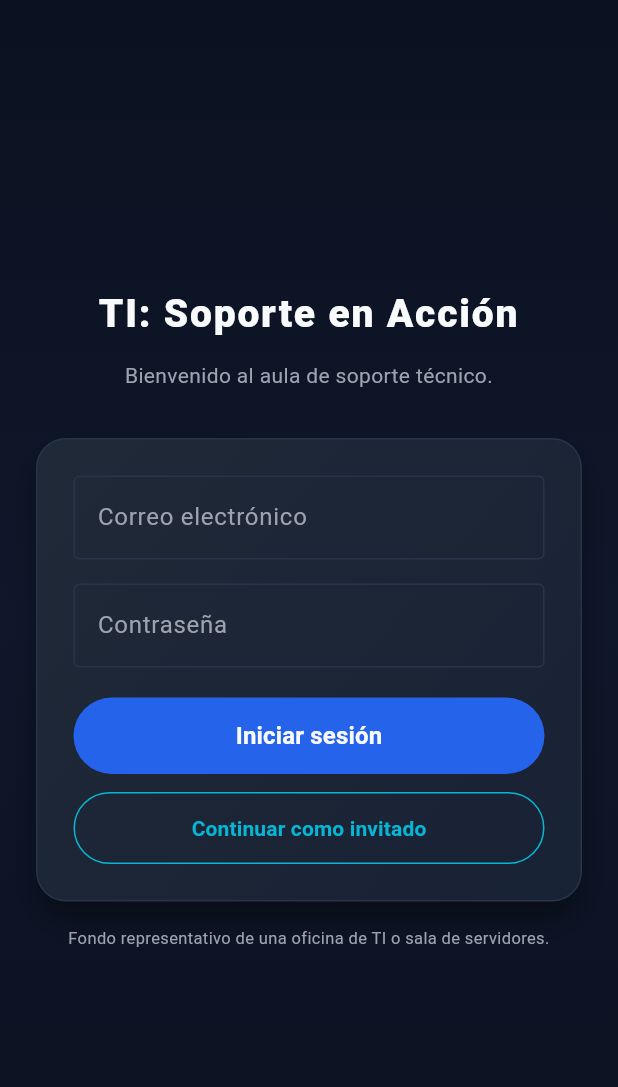
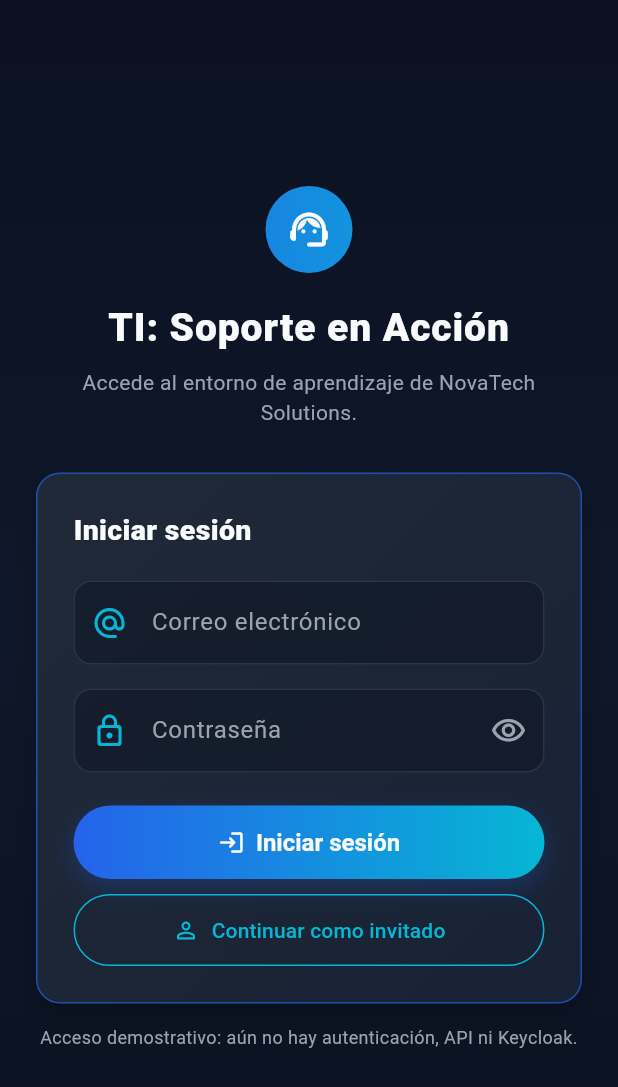
Before and after one commit to BR1ANJ3Sus3B/TI_-Soporte-en-Acci-n-, a Flutter app: the screen it shows after launch, on a phone screen of 412 x 824 dp. Shown: the top 1087 px of the screen. Run offline on Flutter 3.47's test engine with Material 3 defaults, Android fonts, the light colour scheme and no system bars.

Commit message:
feat(movil): renueva interfaz NovaTech e iconos

```diff
--- a/movil/lib/screens/login_screen.dart
+++ b/movil/lib/screens/login_screen.dart
@@ -1,14 +1,26 @@
 import 'package:flutter/material.dart';
 import 'package:ti_soporte_accion/theme/app_colors.dart';
+import 'package:ti_soporte_accion/widgets/nova_panel.dart';
 
-/// Pantalla de inicio de sesión.
-///
-/// Muestra el logo del videojuego, campos de correo y contraseña, y permite
-/// iniciar sesión (sin autenticación real) o continuar como invitado.
-class LoginScreen extends StatelessWidget {
+/// Acceso visual del prototipo. No integra autenticación real.
+class LoginScreen extends StatefulWidget {
   const LoginScreen({super.key});
 
   static const String routeName = '/login';
+
+  @override
+  State<LoginScreen> createState() => _LoginScreenState();
+}
+
+class _LoginScreenState extends State<LoginScreen> {
+  final GlobalKey<FormState> _formKey = GlobalKey<FormState>();
+  bool _obscurePassword = true;
+
+  void _continueToHome() {
+    if (_formKey.currentState!.validate()) {
+      Navigator.of(context).pushReplacementNamed('/home');
+    }
+  }
 
   @override
   Widget build(BuildContext context) {
@@ -16,12 +28,29 @@
       body: Container(
         decoration: const BoxDecoration(gradient: AppColors.backgroundGradient),
         child: SafeArea(
-          child: Padding(
+          child: Center(
+            child: SingleChildScrollView(
               padding: const EdgeInsets.all(24),
+              child: ConstrainedBox(
+                constraints: const BoxConstraints(maxWidth: 430),
                 child: Column(
-              mainAxisAlignment: MainAxisAlignment.center,
                   crossAxisAlignment: CrossAxisAlignment.stretch,
                   children: <Widget>[
+                    Container(
+                      width: 58,
+                      height: 58,
+                      alignment: Alignment.center,
+                      decoration: const BoxDecoration(
+                        shape: BoxShape.circle,
+                        gradient: AppColors.primaryGradient,
+                      ),
+                      child: const Icon(
+                        Icons.support_agent_rounded,
+                        color: Colors.white,
+                        size: 30,
+                      ),
+                    ),
+                    const SizedBox(height: 18),
                     const Text(
                       'TI: Soporte en Acción',
                       textAlign: TextAlign.center,
@@ -29,121 +58,106 @@
                         color: AppColors.textPrimary,
                         fontSize: 26,
                         fontWeight: FontWeight.w800,
-                    letterSpacing: 1.2,
+                        letterSpacing: .6,
                       ),
                     ),
-                const SizedBox(height: 12),
+                    const SizedBox(height: 8),
                     const Text(
-                  'Bienvenido al aula de soporte técnico.',
+                      'Accede al entorno de aprendizaje de NovaTech Solutions.',
                       textAlign: TextAlign.center,
-                  style: TextStyle(
-                    color: AppColors.textSecondary,
-                    fontSize: 14,
+                      style: TextStyle(color: AppColors.textSecondary),
                     ),
-                ),
-                const SizedBox(height: 32),
-                Container(
+                    const SizedBox(height: 30),
+                    NovaPanel(
                       padding: const EdgeInsets.all(24),
-                  decoration: BoxDecoration(
-                    gradient: const LinearGradient(
-                      begin: Alignment.topLeft,
-                      end: Alignment.bottomRight,
-                      colors: <Color>[AppColors.card, Color(0xFF182235)],
-                    ),
-                    borderRadius: BorderRadius.circular(20),
-                    border: Border.all(color: AppColors.border),
-                    boxShadow: <BoxShadow>[
-                      BoxShadow(
-                        color: Colors.black.withValues(alpha: 0.35),
-                        blurRadius: 16,
-                        offset: const Offset(0, 12),
-                      ),
-                    ],
-                  ),
+                      accent: AppColors.primary,
+                      child: Form(
+                        key: _formKey,
                         child: Column(
                           crossAxisAlignment: CrossAxisAlignment.stretch,
                           children: <Widget>[
+                            const Text(
+                              'Iniciar sesión',
+                              style: TextStyle(
+                                color: AppColors.textPrimary,
+                                fontSize: 19,
+                                fontWeight: FontWeight.w800,
+                              ),
+                            ),
+                            const SizedBox(height: 20),
                             TextFormField(
+                              keyboardType: TextInputType.emailAddress,
                               style: const TextStyle(color: AppColors.textPrimary),
+                              validator: (String? value) {
+                                if (value == null || value.trim().isEmpty) {
+                                  return 'Escribe tu correo para continuar.';
+                                }
+                                return value.contains('@')
+                                    ? null
+                                    : 'Usa un correo válido.';
+                              },
                               decoration: const InputDecoration(
                                 labelText: 'Correo electrónico',
-                          labelStyle: TextStyle(color: AppColors.textSecondary),
-                          enabledBorder: OutlineInputBorder(
-                            borderSide: BorderSide(color: AppColors.border),
-                          ),
-                          focusedBorder: OutlineInputBorder(
-                            borderSide: BorderSide(color: AppColors.cyan),
-                          ),
+                                prefixIcon: Icon(Icons.alternate_email_rounded),
                               ),
                             ),
                             const SizedBox(height: 16),
                             TextFormField(
-                        obscureText: true,
+                              obscureText: _obscurePassword,
                               style: const TextStyle(color: AppColors.textPrimary),
-                        decoration: const InputDecoration(
+                              validator: (String? value) => value == null || value.isEmpty
+                                  ? 'Escribe tu contraseña para continuar.'
+                                  : null,
+                              decoration: InputDecoration(
                                 labelText: 'Contraseña',
-                          labelStyle: TextStyle(color: AppColors.textSecondary),
-                          enabledBorder: OutlineInputBorder(
-                            borderSide: BorderSide(color: AppColors.border),
+                                prefixIcon: const Icon(Icons.lock_outline_rounded),
+                                suffixIcon: IconButton(
+                                  tooltip: _obscurePassword
+                                      ? 'Mostrar contraseña'
+                                      : 'Ocultar contraseña',
+                                  onPressed: () => setState(
+                                    () => _obscurePassword = !_obscurePassword,
                                   ),
-                          focusedBorder: OutlineInputBorder(
-                            borderSide: BorderSide(color: AppColors.cyan),
+                                  icon: Icon(
+                                    _obscurePassword
+                                        ? Icons.visibility_outlined
+                                        : Icons.visibility_off_outlined,
                                   ),
                                 ),
                               ),
-                      const SizedBox(height: 20),
-                      FilledButton(
-                        onPressed: () {
-                          Navigator.of(context).pushReplacementNamed('/home');
-                        },
-                        style: FilledButton.styleFrom(
+                            ),
+                            const SizedBox(height: 22),
+                            NovaPrimaryButton(
+                              label: 'Iniciar sesión',
+                              icon: Icons.login_rounded,
+                              onPressed: _continueToHome,
+                            ),
+                            const SizedBox(height: 10),
+                            OutlinedButton.icon(
+                              onPressed: () => Navigator.of(context)
+                                  .pushReplacementNamed('/home'),
+                              icon: const Icon(Icons.person_outline_rounded),
+                              label: const Text('Continuar como invitado'),
+                              style: OutlinedButton.styleFrom(
+                                foregroundColor: AppColors.cyan,
+                                side: const BorderSide(color: AppColors.cyan),
                                 padding: const EdgeInsets.symmetric(vertical: 14),
-                          backgroundColor: AppColors.primary,
-                          shape: RoundedRectangleBorder(
-                            borderRadius: BorderRadius.circular(999),
-                          ),
-                        ),
-                        child: const Text(
-                          'Iniciar sesión',
-                          style: TextStyle(
-                            fontSize: 16,
-                            fontWeight: FontWeight.w700,
-                          ),
-                        ),
-                      ),
-                      const SizedBox(height: 12),
-                      OutlinedButton(
-                        onPressed: () {
-                          Navigator.of(context).pushReplacementNamed('/home');
-                        },
-                        style: OutlinedButton.styleFrom(
-                          padding: const EdgeInsets.symmetric(vertical: 14),
-                          side: const BorderSide(color: AppColors.cyan),
-                          shape: RoundedRectangleBorder(
-                            borderRadius: BorderRadius.circular(999),
-                          ),
-                        ),
-                        child: const Text(
-                          'Continuar como invitado',
-                          style: TextStyle(
-                            color: AppColors.cyan,
-                            fontWeight: FontWeight.w600,
-                          ),
+                                shape: const StadiumBorder(),
                               ),
                             ),
                           ],
                         ),
                       ),
-                const SizedBox(height: 16),
+                    ),
+                    const SizedBox(height: 14),
                     const Text(
-                  'Fondo representativo de una oficina de TI o sala de servidores.',
+                      'Acceso demostrativo: aún no hay autenticación, API ni Keycloak.',
                       textAlign: TextAlign.center,
-                  style: TextStyle(
-                    color: AppColors.textSecondary,
-                    fontSize: 11,
+                      style: TextStyle(color: AppColors.textSecondary, fontSize: 12),
+                    ),
+                  ],
                 ),
               ),
-              ],
             ),
           ),
         ),
--- a/movil/lib/theme/app_colors.dart
+++ b/movil/lib/theme/app_colors.dart
@@ -40,6 +40,14 @@
   /// Bordes y separadores sutiles.
   static const Color border = Color(0xFF273449);
 
+  /// Superficie secundaria para aportar profundidad sin introducir colores
+  /// fuera de la paleta NovaTech.
+  static const Color cardHighlight = Color(0xFF182235);
+
+  static const double radiusSmall = 12;
+  static const double radiusMedium = 16;
+  static const double radiusLarge = 20;
+
   /// Degradado de fondo usado en toda la app.
   static const LinearGradient backgroundGradient = LinearGradient(
     begin: Alignment.topCenter,
@@ -49,6 +57,15 @@
 
   /// Gradiente usado en barras de experiencia y botones principales.
   static const LinearGradient primaryGradient = LinearGradient(
+    begin: Alignment.centerLeft,
+    end: Alignment.centerRight,
     colors: <Color>[primary, cyan],
   );
+
+  /// Fondo uniforme de paneles y tarjetas reutilizables.
+  static const LinearGradient cardGradient = LinearGradient(
+    begin: Alignment.topLeft,
+    end: Alignment.bottomRight,
+    colors: <Color>[card, cardHighlight],
+  );
 }
--- a/movil/lib/theme/app_theme.dart
+++ b/movil/lib/theme/app_theme.dart
@@ -36,6 +36,30 @@
         ),
       ),
       dividerColor: AppColors.border,
+      inputDecorationTheme: InputDecorationTheme(
+        filled: true,
+        fillColor: AppColors.background.withValues(alpha: .45),
+        labelStyle: const TextStyle(color: AppColors.textSecondary),
+        prefixIconColor: AppColors.cyan,
+        suffixIconColor: AppColors.textSecondary,
+        errorStyle: const TextStyle(color: AppColors.warning),
+        enabledBorder: OutlineInputBorder(
+          borderRadius: BorderRadius.circular(AppColors.radiusSmall),
+          borderSide: const BorderSide(color: AppColors.border),
+        ),
+        focusedBorder: OutlineInputBorder(
+          borderRadius: BorderRadius.circular(AppColors.radiusSmall),
+          borderSide: const BorderSide(color: AppColors.cyan, width: 1.5),
+        ),
+        errorBorder: OutlineInputBorder(
+          borderRadius: BorderRadius.circular(AppColors.radiusSmall),
+          borderSide: const BorderSide(color: AppColors.danger),
+        ),
+        focusedErrorBorder: OutlineInputBorder(
+          borderRadius: BorderRadius.circular(AppColors.radiusSmall),
+          borderSide: const BorderSide(color: AppColors.danger, width: 1.5),
+        ),
+      ),
       textTheme: base.textTheme.apply(
         bodyColor: AppColors.textPrimary,
         displayColor: AppColors.textPrimary,
--- /dev/null
+++ b/movil/lib/widgets/nova_panel.dart
@@ -0,0 +1,87 @@
+import 'package:flutter/material.dart';
+import 'package:ti_soporte_accion/theme/app_colors.dart';
+
+/// Superficie NovaTech reutilizable para tarjetas y secciones de contenido.
+class NovaPanel extends StatelessWidget {
+  const NovaPanel({
+    super.key,
+    required this.child,
+    this.padding = const EdgeInsets.all(16),
+    this.accent,
+    this.onTap,
+  });
+
+  final Widget child;
+  final EdgeInsetsGeometry padding;
+  final Color? accent;
+  final VoidCallback? onTap;
+
+  @override
+  Widget build(BuildContext context) {
+    final panel = Container(
+      padding: padding,
+      decoration: BoxDecoration(
+        gradient: AppColors.cardGradient,
+        borderRadius: BorderRadius.circular(AppColors.radiusMedium),
+        border: Border.all(color: accent?.withValues(alpha: .65) ?? AppColors.border),
+        boxShadow: const <BoxShadow>[
+          BoxShadow(color: Color(0x33000000), blurRadius: 14, offset: Offset(0, 6)),
+        ],
+      ),
+      child: child,
+    );
+    if (onTap == null) return panel;
+    return Material(
+      color: Colors.transparent,
+      child: InkWell(
+        onTap: onTap,
+        borderRadius: BorderRadius.circular(AppColors.radiusMedium),
+        child: panel,
+      ),
+    );
+  }
+}
+
+/// Botón primario con el degradado oficial azul-cian.
+class NovaPrimaryButton extends StatelessWidget {
+  const NovaPrimaryButton({
+    super.key,
+    required this.label,
+    required this.onPressed,
+    this.icon,
+  });
+
+  final String label;
+  final VoidCallback? onPressed;
+  final IconData? icon;
+
+  @override
+  Widget build(BuildContext context) {
+    final disabled = onPressed == null;
+    return Opacity(
+      opacity: disabled ? .55 : 1,
+      child: DecoratedBox(
+        decoration: BoxDecoration(
+          gradient: AppColors.primaryGradient,
+          borderRadius: BorderRadius.circular(999),
+          boxShadow: const <BoxShadow>[
+            BoxShadow(color: Color(0x402563EB), blurRadius: 14, offset: Offset(0, 6)),
+          ],
+        ),
+        child: FilledButton.icon(
+          onPressed: onPressed,
+          icon: icon == null ? const SizedBox.shrink() : Icon(icon),
+          label: Text(label),
+          style: FilledButton.styleFrom(
+            backgroundColor: Colors.transparent,
+            disabledBackgroundColor: Colors.transparent,
+            shadowColor: Colors.transparent,
+            padding: const EdgeInsets.symmetric(vertical: 15, horizontal: 20),
+            shape: const StadiumBorder(),
+            textStyle: const TextStyle(fontSize: 16, fontWeight: FontWeight.w700),
+          ),
+        ),
+      ),
+    );
+  }
+}
```
Also changed, not shown: movil/lib/screens/splash_screen.dart (+59 -11 lines), movil/lib/widgets/custom_bottom_nav.dart (+11 -0 lines), movil/lib/widgets/mission_card.dart (+11 -26 lines), movil/lib/widgets/xp_bar.dart (+9 -2 lines), movil/pubspec.yaml (+11 -0 lines), movil/assets/icons/Soporte en Acción Pixelado.png (added), movil/assets/icons/ti_soporte_accion_adaptive.png (added), movil/pubspec.lock, 1 other file. Lines whose indentation alone changed are shown as unchanged.
